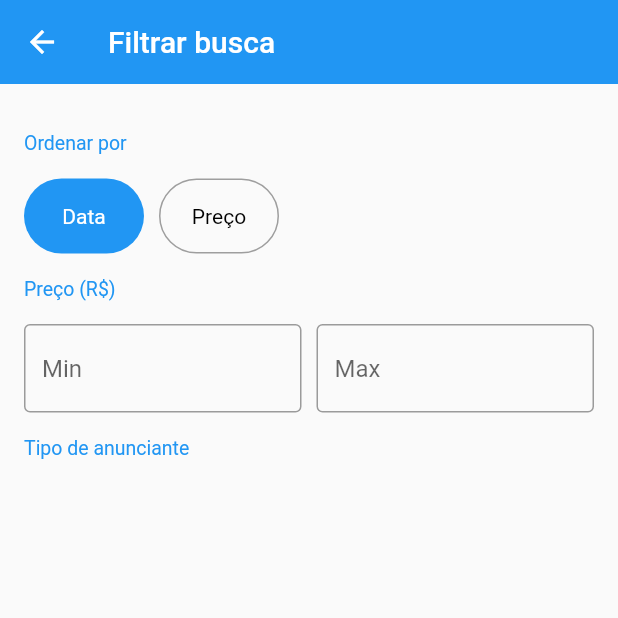
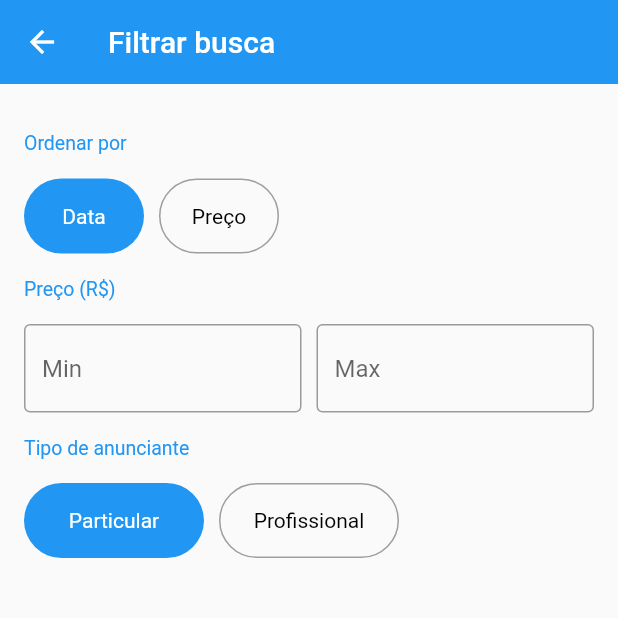
Before and after one commit to Ariosmaia/Projeto-Clone-OLX, a Flutter app: the FilterScreen screen opened directly, on a phone screen of 412 x 824 dp, the top half of it. Run offline on Flutter 3.47's test engine with Material 2 defaults, Android fonts, the phone set to English and light mode, and no system bars; our stand-ins replace brasil_fields, rxdart.

Commit message:
Criando o campo do tipo anunciante

```diff
--- a/lib/models/filter.dart
+++ b/lib/models/filter.dart
@@ -1 +1,7 @@
 enum OrderBy { DATE, PRICE }
+
+//BiteFlags
+const VENDOR_TYPE_PARTICULAR = 1 << 0; // 1 DESLOCADO DE 0 - 0001
+const VENDOR_TYPE_PROFESSIONAL = 1 << 1; // 1 DESLOCADO DE 1 - 0010
+
+// VENDOR_TYPE_PARTICULAR | VENDOR_TYPE_PROFESSIONAL 0011 - Ou logico
--- a/lib/screens/filter/filter_screen.dart
+++ b/lib/screens/filter/filter_screen.dart
@@ -3,6 +3,7 @@ import 'package:xlo/models/filter.dart';
 import 'package:xlo/screens/filter/widgets/order_by_field.dart';
 import 'package:xlo/screens/filter/widgets/price_range_field.dart';
 import 'package:xlo/screens/filter/widgets/section_title.dart';
+import 'package:xlo/screens/filter/widgets/vendor_type_field.dart';
 
 class FilterScreen extends StatefulWidget {
   @override
@@ -33,6 +34,10 @@ class _FilterScreenState extends State<FilterScreen> {
                 const SectionTitle(title: 'Preço (R\$)'),
                 PriceRangeField(),
                 const SectionTitle(title: 'Tipo de anunciante'),
+                VendorTypeField(
+                  initialValue: VENDOR_TYPE_PARTICULAR | VENDOR_TYPE_PARTICULAR,
+                  onSaved: (v) {},
+                ),
               ],
             ),
           ),
--- /dev/null
+++ b/lib/screens/filter/widgets/vendor_type_field.dart
@@ -0,0 +1,99 @@
+import 'package:flutter/material.dart';
+import 'package:xlo/models/filter.dart';
+
+class VendorTypeField extends StatelessWidget {
+  final FormFieldSetter<int> onSaved;
+  final int initialValue;
+
+  const VendorTypeField({Key key, this.onSaved, this.initialValue})
+      : super(key: key);
+
+  @override
+  Widget build(BuildContext context) {
+    return FormField<int>(
+      initialValue: initialValue,
+      onSaved: onSaved,
+      builder: (state) {
+        return Row(
+          children: <Widget>[
+            GestureDetector(
+              onTap: () {
+                // Para habilitar: | + nome da flag
+                // Para desabilitar: & + ~ nome da flag
+                // Para verificar: & + nome da flag != 0
+                if (state.value & VENDOR_TYPE_PARTICULAR != 0) {
+                  if (state.value & VENDOR_TYPE_PROFESSIONAL != 0)
+                    state.didChange(state.value & ~VENDOR_TYPE_PARTICULAR);
+                  else
+                    state.didChange(VENDOR_TYPE_PROFESSIONAL);
+                } else {
+                  state.didChange(state.value | VENDOR_TYPE_PARTICULAR);
+                }
+              },
+              child: Container(
+                height: 50,
+                width: 120,
+                decoration: BoxDecoration(
+                    border: Border.all(
+                        color: state.value & VENDOR_TYPE_PARTICULAR != 0
+                            ? Colors.transparent
+                            : Colors.grey),
+                    borderRadius: const BorderRadius.all(Radius.circular(50)),
+                    color: state.value & VENDOR_TYPE_PARTICULAR != 0
+                        ? Colors.blue
+                        : Colors.transparent),
+                alignment: Alignment.center,
+                child: Text(
+                  'Particular',
+                  style: TextStyle(
+                      color: state.value & VENDOR_TYPE_PARTICULAR != 0
+                          ? Colors.white
+                          : Colors.black),
+                ),
+              ),
+            ),
+            const SizedBox(
+              width: 10,
+            ),
+            GestureDetector(
+              onTap: () {
+                // Para habilitar: | + nome da flag
+                // Para desabilitar: & + ~ nome da flag
+                // Para verificar: & + nome da flag != 0
+                if (state.value & VENDOR_TYPE_PROFESSIONAL != 0) {
+                  if (state.value & VENDOR_TYPE_PARTICULAR != 0)
+                    state.didChange(state.value & ~VENDOR_TYPE_PROFESSIONAL);
+                  else
+                    state.didChange(VENDOR_TYPE_PARTICULAR);
+                } else {
+                  state.didChange(state.value | VENDOR_TYPE_PROFESSIONAL);
+                }
+              },
+              child: Container(
+                height: 50,
+                width: 120,
+                decoration: BoxDecoration(
+                    border: Border.all(
+                        color: state.value & VENDOR_TYPE_PROFESSIONAL != 0
+                            ? Colors.transparent
+                            : Colors.grey),
+                    borderRadius: const BorderRadius.all(Radius.circular(50)),
+                    color: state.value & VENDOR_TYPE_PROFESSIONAL != 0
+                        ? Colors.blue
+                        : Colors.transparent),
+                alignment: Alignment.center,
+                child: Text(
+                  'Profissional',
+                  style: TextStyle(
+                      color: state.value & VENDOR_TYPE_PROFESSIONAL != 0
+                          ? Colors.white
+                          : Colors.black),
+                ),
+              ),
+            )
+          ],
+        );
+      },
+    );
+  }
+}
```
